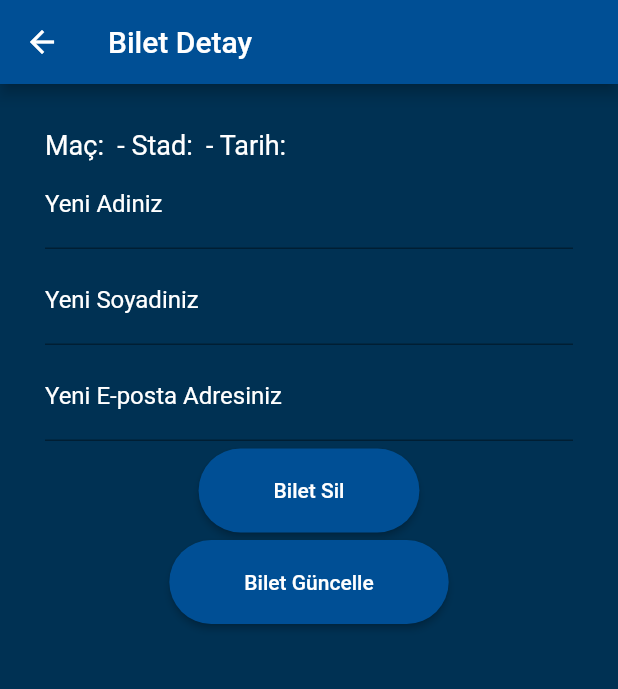
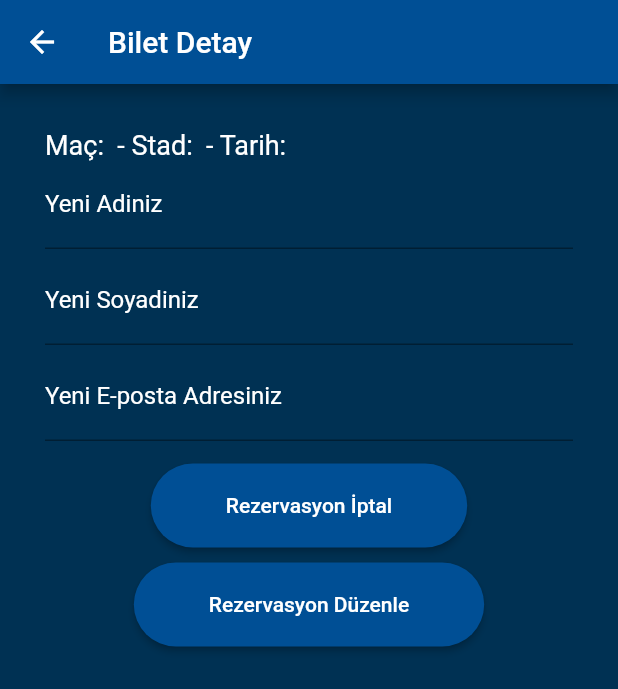
Before and after one commit to yusuffbal/3301456_213301074, a Flutter app: the BiletDetayView screen opened directly with empty values, on a phone screen of 412 x 824 dp. Shown: the top 689 px of the screen. Run offline on Flutter 3.47's test engine with Material 2 defaults, Android fonts, the phone set to English and light mode, and no system bars; our stand-ins replace cloud_firestore, firebase_auth, firebase_core, hexcolor; accounts and stored records are empty.

```diff
--- a/lib/screens/HomeScreen.dart
+++ b/lib/screens/HomeScreen.dart
@@ -49,7 +49,7 @@ class HomeScreen extends StatelessWidget {
               ),
               buildGridItem(
                 context,
-                "Bilet Al",
+                "Rezervasyon Yap",
                 "assets/images/bilet.png",
                 const BiletAlmaSayfasi(),
               ),
--- a/lib/screens/LeagueListScreen.dart
+++ b/lib/screens/LeagueListScreen.dart
@@ -1,3 +1,5 @@
+// ignore_for_file: file_names
+
 import 'package:flutter/material.dart';
 import 'package:footballapp_2/constants/constant.dart';
 import '../widgets/BuildLeagueCard.dart';
--- a/lib/services/LiveMatchService.dart
+++ b/lib/services/LiveMatchService.dart
@@ -13,10 +13,12 @@ class LiveMatchService {
     final url = Uri.parse('http://api.football-data.org/v4/matches');
     final response = await http.get(url, headers: {'X-Auth-Token': apiKey});
 
+    // Gunun maclarinin verilerine ulasmak icin adrese http istegi atilir.
+
     if (response.statusCode == 200) {
       final data = json.decode(response.body);
       final matchesData = data['matches'];
-      print(response.body);
+
 
       final matches = List<LiveMatchModel>.from(matchesData.map((match) {
         return LiveMatchModel(
--- a/lib/views/BiletAlView.dart
+++ b/lib/views/BiletAlView.dart
@@ -32,6 +32,7 @@ class _BiletAlmaSayfasiState extends State<BiletAlmaSayfasi> {
     loadMatches();
   }
 
+  // mac verilerini yuklemek icin olusturulan asenkron metod.
   Future<void> loadMatches() async {
     MatchService matchService = MatchService();
     List<MatchModel> loadedMatches = await matchService.getMatches();
@@ -69,7 +70,7 @@ class _BiletAlmaSayfasiState extends State<BiletAlmaSayfasi> {
                     hintStyle: TextStyle(color: Colors.white),
                     border: InputBorder.none,
                   ),
-                  dropdownColor: constant.mavi4,
+                  dropdownColor: constant.mavi1,
                   style: const TextStyle(color: Colors.white),
                   value: selectedMatch,
                   onChanged: (String? newValue) {
@@ -185,7 +186,7 @@ class _BiletAlmaSayfasiState extends State<BiletAlmaSayfasi> {
                   shape: const StadiumBorder(),
                 ),
                 child: const Text(
-                  'Bilet Al',
+                  'Rezervasyon Yap',
                   style: TextStyle(color: Colors.white),
                 ),
                 onPressed: () {
@@ -194,7 +195,7 @@ class _BiletAlmaSayfasiState extends State<BiletAlmaSayfasi> {
                     context: context,
                     builder: (context) {
                       return AlertDialog(
-                        title: const Text('Bilet Alındı'),
+                        title: const Text('Rezervasyon Başarılı'),
                         content: const Text('Bilet rezervasyonunuz alınmıştır.'),
                         actions: [
                           TextButton(
@@ -217,7 +218,7 @@ class _BiletAlmaSayfasiState extends State<BiletAlmaSayfasi> {
                   shape: const StadiumBorder(),
                 ),
                 child: const Text(
-                  'Biletlerim',
+                  'Rezervasyonlarım',
                   style: TextStyle(color: Colors.white),
                 ),
                 onPressed: () {
--- a/lib/views/BiletDetayView.dart
+++ b/lib/views/BiletDetayView.dart
@@ -106,9 +106,11 @@ class _BiletDetayViewState extends State<BiletDetayView> {
                   labelText: 'Yeni E-posta Adresiniz',
                   labelStyle: TextStyle(color: Colors.white)),
             ),
-            const SizedBox(height: 5),
+            const SizedBox(height: 15),
             Center(
-              child: ElevatedButton(
+              child: Column(
+                children: [
+                  ElevatedButton(
                     style: ElevatedButton.styleFrom(
                       backgroundColor: constant.mavi3,
                       padding: const EdgeInsets.symmetric(
@@ -120,9 +122,9 @@ class _BiletDetayViewState extends State<BiletDetayView> {
                         context: context,
                         builder: (context) {
                           return AlertDialog(
-                        title: const Text('Bilet Sil'),
+                            title: const Text('Rezervasyon İptal'),
                             content: const Text(
-                            'Bu biletinizi silmek istediğinizden emin misiniz?'),
+                                'Bu rezervasyonu iptal etmek istediğinize emin misiniz?'),
                             actions: [
                               TextButton(
                                 child: const Text('İptal'),
@@ -143,14 +145,12 @@ class _BiletDetayViewState extends State<BiletDetayView> {
                         },
                       );
                     },
-                child: const Text('Bilet Sil'),
-              ),
+                    child: const Text('Rezervasyon İptal'),
                   ),
                   const SizedBox(
-              height: 5,
+                    height: 10,
                   ),
-            Center(
-              child: ElevatedButton(
+                  ElevatedButton(
                     style: ElevatedButton.styleFrom(
                       backgroundColor: constant.mavi3,
                       padding: const EdgeInsets.symmetric(
@@ -161,7 +161,9 @@ class _BiletDetayViewState extends State<BiletDetayView> {
                       Biletprovider.saveBiletmodel();
                       Navigator.of(context).pop();
                     },
-                child: const Text('Bilet Güncelle'),
+                    child: const Text('Rezervasyon Düzenle'),
+                  ),
+                ],
               ),
             ),
           ],
```
Also changed, not shown: lib/services/FlutterFireAuthService.dart (+8 -3 lines). Lines whose indentation alone changed are shown as unchanged.
